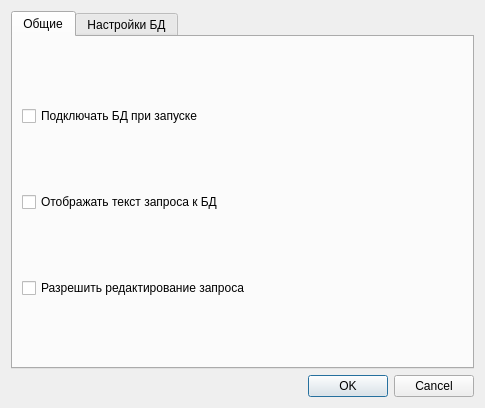
The window that optionswindow.ui (EugeneSakharoff/ArchView) describes before a commit, drawn with Qt 5.
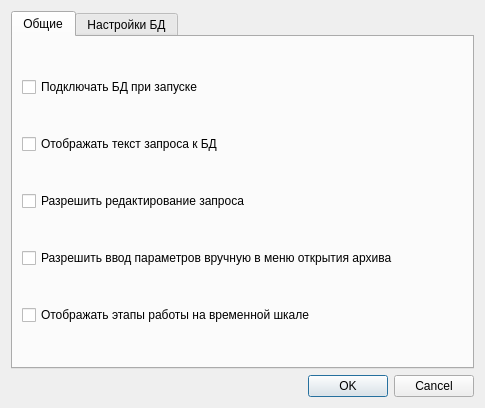
The same window after the commit. The open tabs and pages were chosen to show the change.

Patch:
```diff
--- a/optionswindow.ui
+++ b/optionswindow.ui
@@ -48,6 +48,20 @@
          </property>
         </widget>
        </item>
+       <item>
+        <widget class="QCheckBox" name="checkBoxAllowAdvDB">
+         <property name="text">
+          <string>Разрешить ввод параметров вручную в меню открытия архива</string>
+         </property>
+        </widget>
+       </item>
+       <item>
+        <widget class="QCheckBox" name="checkBoxShowSliderSections">
+         <property name="text">
+          <string>Отображать этапы работы на временной шкале</string>
+         </property>
+        </widget>
+       </item>
       </layout>
      </widget>
      <widget class="QWidget" name="tabDB">
```
Left out of the diff: 2 changed lines with no effect on the pictures.
